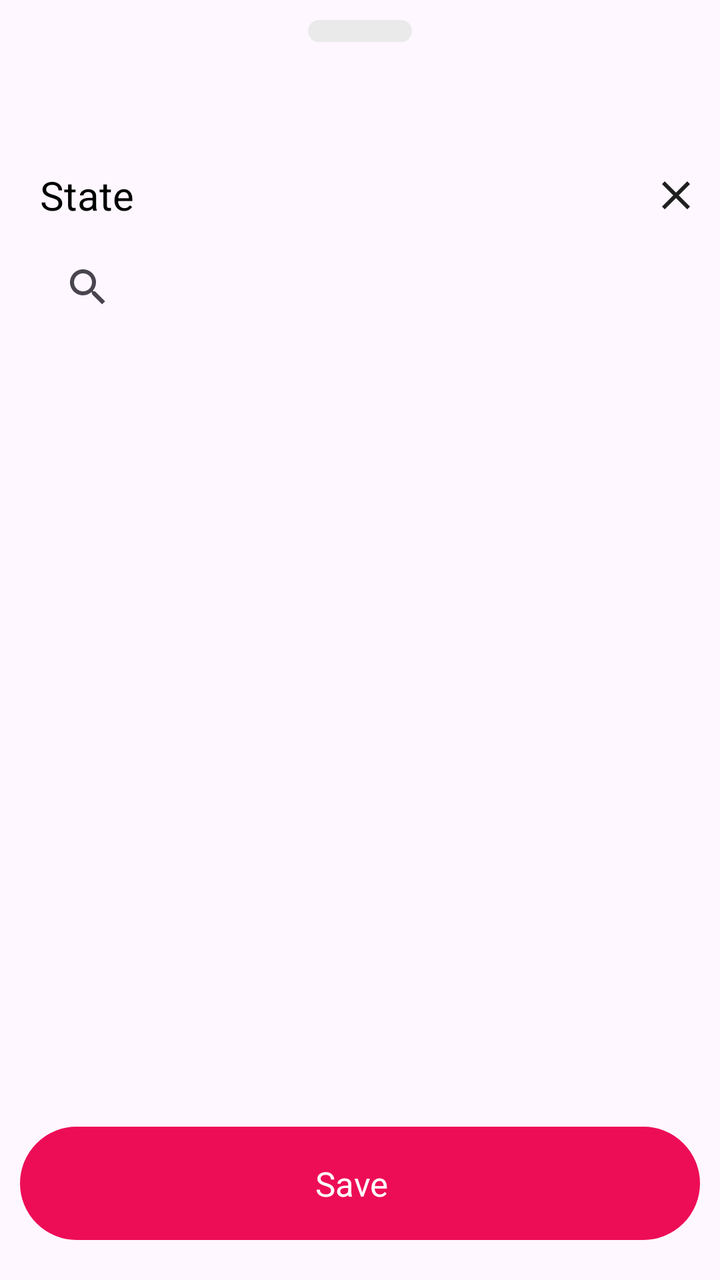
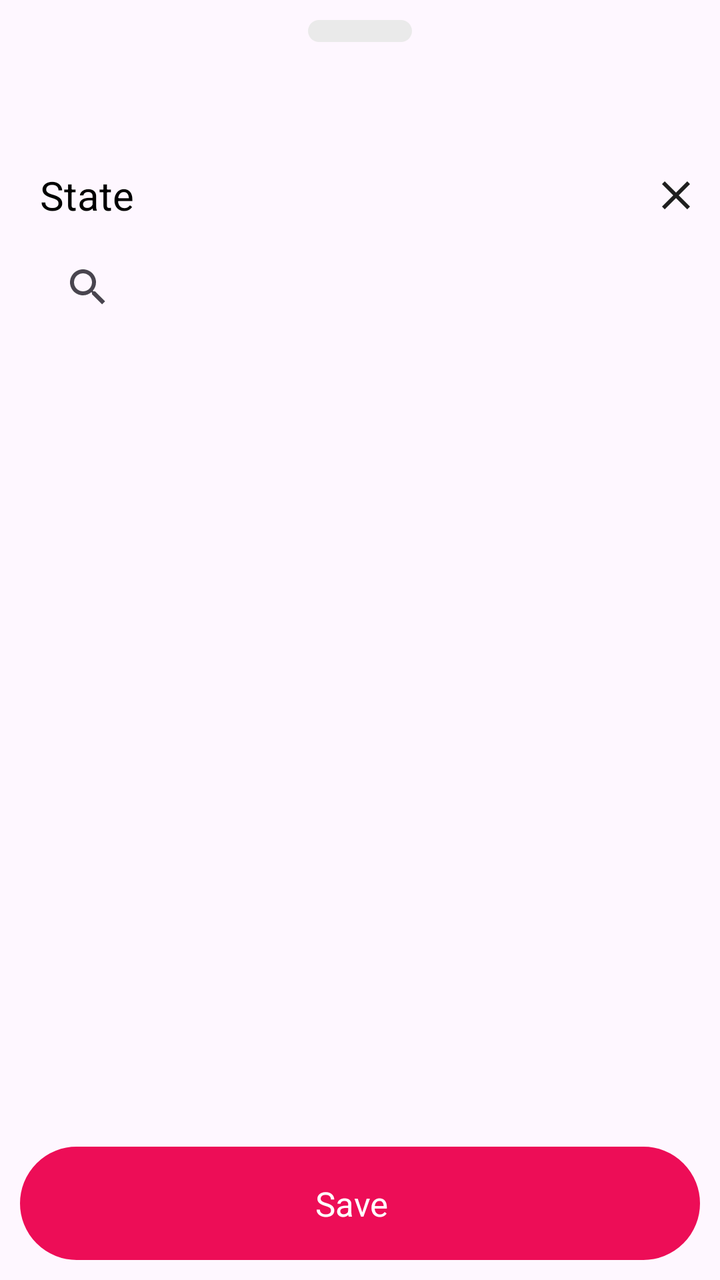

Two renders of the same Android screen: before a commit and after it. Below are the layout's source before the change and the commit's diff.
<!-- AndroidManifest.xml: application theme Theme.You4me -->
<!-- res/layout/fragment_state_bottom_sheet.xml -->
<?xml version="1.0" encoding="utf-8"?>
<androidx.constraintlayout.widget.ConstraintLayout
    xmlns:app="http://schemas.android.com/apk/res-auto"
    xmlns:android="http://schemas.android.com/apk/res/android"
    xmlns:tools="http://schemas.android.com/tools"
    android:layout_width="match_parent"
    android:layout_height="match_parent"
    tools:context=".ui.profile.bottomsheet.StateBottomSheetFragment">


    <androidx.constraintlayout.widget.Guideline
        android:id="@+id/guidelineVertical1"
        android:layout_width="wrap_content"
        android:layout_height="wrap_content"
        android:orientation="horizontal"
        app:layout_constraintGuide_percent="0.1" />


    <ImageView
        android:id="@+id/imageView4"
        android:layout_width="wrap_content"
        android:layout_height="wrap_content"
        android:src="@drawable/top_arc_img"
        android:layout_marginTop="@dimen/margin_10dp"
        app:layout_constraintEnd_toEndOf="parent"
        app:layout_constraintStart_toStartOf="parent"
        app:layout_constraintTop_toTopOf="parent" />

    <TextView
        android:id="@+id/textView28"
        android:layout_width="wrap_content"
        android:layout_height="wrap_content"
        android:layout_margin="@dimen/margin_20dp"
        android:text="State"
        android:textColor="@color/black"
        android:textSize="@dimen/text_size_20sp"
        app:layout_constraintStart_toStartOf="parent"
        app:layout_constraintTop_toTopOf="@+id/guidelineVertical1" />

    <ImageView
        android:id="@+id/cancel_icon"
        android:layout_width="wrap_content"
        android:layout_height="wrap_content"
        android:src="@drawable/cancel_icon"
        app:layout_constraintBottom_toBottomOf="@+id/textView28"
        app:layout_constraintEnd_toEndOf="parent"
        app:layout_constraintTop_toTopOf="@+id/textView28" />

    <SearchView
        android:id="@+id/searchView"
        android:layout_width="0dp"
        android:layout_height="wrap_content"
        android:queryHint="Search countries..."
        app:layout_constraintEnd_toEndOf="parent"
        app:layout_constraintStart_toStartOf="@+id/textView28"
        app:layout_constraintTop_toBottomOf="@+id/cancel_icon" />

    <ScrollView
        android:id="@+id/scrollView"
        android:layout_width="match_parent"
        android:layout_height="wrap_content"
        android:fillViewport="true"
        android:overScrollMode="ifContentScrolls"
        app:layout_constraintEnd_toEndOf="parent"
        app:layout_constraintStart_toStartOf="parent"
        app:layout_constraintTop_toBottomOf="@+id/searchView"> 

        <LinearLayout
            android:id="@+id/radioGroupCustom"
            android:layout_width="match_parent"
            android:layout_height="wrap_content"
            android:orientation="vertical"
            android:padding="16dp" />
    </ScrollView>

    <LinearLayout
        android:id="@+id/save_btn"
        android:layout_width="match_parent"
        android:layout_height="wrap_content"
        android:layout_marginStart="@dimen/margin_10dp"
        android:layout_marginEnd="@dimen/margin_10dp"
        android:layout_marginBottom="@dimen/margin_20dp"
        android:background="@drawable/rectangle_skip_for_now"
        android:backgroundTint="@color/primary_pink"
        android:gravity="center"
        android:orientation="horizontal"
        android:padding="@dimen/padding_17dp"
        app:layout_constraintBottom_toBottomOf="parent"
        app:layout_constraintEnd_toEndOf="parent"
        app:layout_constraintStart_toStartOf="parent">

        <TextView
            android:layout_width="wrap_content"
            android:layout_height="wrap_content"
            android:layout_marginEnd="8dp"
            android:text="@string/save"
            android:textColor="@color/white"
            android:textSize="17sp" />

    </LinearLayout>

</androidx.constraintlayout.widget.ConstraintLayout>
<!-- resources referenced by this layout -->
<resources>
  <color name="black">#FF000000</color>
  <color name="primary_pink">#ED0D57</color>
  <color name="white">#FFFFFFFF</color>
  <dimen name="margin_10dp">10dp</dimen>
  <dimen name="margin_20dp">20dp</dimen>
  <dimen name="padding_17dp">17dp</dimen>
  <dimen name="text_size_20sp">20sp</dimen>
  <!-- drawable cancel_icon (drawable) -->
  <vector xmlns:android="http://schemas.android.com/apk/res/android"
      android:width="44dp"
      android:height="44dp"
      android:viewportWidth="44"
      android:viewportHeight="44">
    <path
        android:pathData="M16.4,29L15,27.6L20.6,22L15,16.4L16.4,15L22,20.6L27.6,15L29,16.4L23.4,22L29,27.6L27.6,29L22,23.4L16.4,29Z"
        android:fillColor="#1F1F1F"/>
  </vector>
  <!-- drawable rectangle_skip_for_now (drawable) -->
  <?xml version="1.0" encoding="UTF-8"?>
  <shape xmlns:android="http://schemas.android.com/apk/res/android" android:id="@+id/listview_background_shape">
      <padding android:left="2dp"
          android:top="2dp"
          android:right="2dp"
          android:bottom="2dp" />
      <corners android:radius="50dp" />
      <solid android:color="@color/white" />
      <stroke android:color="@color/primary_pink"
          android:width="1dp"/>
  </shape>
  <!-- drawable top_arc_img (drawable) -->
  <vector xmlns:android="http://schemas.android.com/apk/res/android"
      android:width="52dp"
      android:height="11dp"
      android:viewportWidth="52"
      android:viewportHeight="11">
    <path
        android:pathData="M5.5,0L46.5,0A5.5,5.5 0,0 1,52 5.5L52,5.5A5.5,5.5 0,0 1,46.5 11L5.5,11A5.5,5.5 0,0 1,0 5.5L0,5.5A5.5,5.5 0,0 1,5.5 0z"
        android:fillColor="#EAEAEA"/>
  </vector>
  <string name="save">Save</string>
  <style name="Theme.You4me" parent="Base.Theme.You4me" />
  <style name="Base.Theme.You4me" parent="Theme.Material3.Light.NoActionBar">
          
           <item name="colorPrimary">@color/primary_pink</item>
      </style>
</resources>

<!-- the commit's change to res/layout/fragment_state_bottom_sheet.xml (unified diff, before → after) -->
@@ -58,9 +58,10 @@
     <ScrollView
         android:id="@+id/scrollView"
         android:layout_width="match_parent"
-        android:layout_height="wrap_content"
+        android:layout_height="0dp"
         android:fillViewport="true"
         android:overScrollMode="ifContentScrolls"
+        app:layout_constraintBottom_toTopOf="@+id/save_btn"
         app:layout_constraintEnd_toEndOf="parent"
         app:layout_constraintStart_toStartOf="parent"
         app:layout_constraintTop_toBottomOf="@+id/searchView"> 
@@ -70,7 +71,7 @@
             android:layout_width="match_parent"
             android:layout_height="wrap_content"
             android:orientation="vertical"
-            android:padding="16dp" />
+            android:paddingBottom="@dimen/margin_80dp" />
     </ScrollView>
 
     <LinearLayout
@@ -79,7 +80,7 @@
         android:layout_height="wrap_content"
         android:layout_marginStart="@dimen/margin_10dp"
         android:layout_marginEnd="@dimen/margin_10dp"
-        android:layout_marginBottom="@dimen/margin_20dp"
+        android:layout_marginBottom="@dimen/margin_10dp"
         android:background="@drawable/rectangle_skip_for_now"
         android:backgroundTint="@color/primary_pink"
         android:gravity="center"
<!-- resource entries referenced after the edit -->
@@ -5,6 +5,9 @@
   <color name="white">#FFFFFFFF</color>
   <dimen name="margin_10dp">10dp</dimen>
   <dimen name="margin_20dp">20dp</dimen>
+  <dimen name="margin_80dp">80dp</dimen>
+  
+      //Padding
   <dimen name="padding_17dp">17dp</dimen>
   <dimen name="text_size_20sp">20sp</dimen>
   <!-- drawable cancel_icon (drawable) -->
